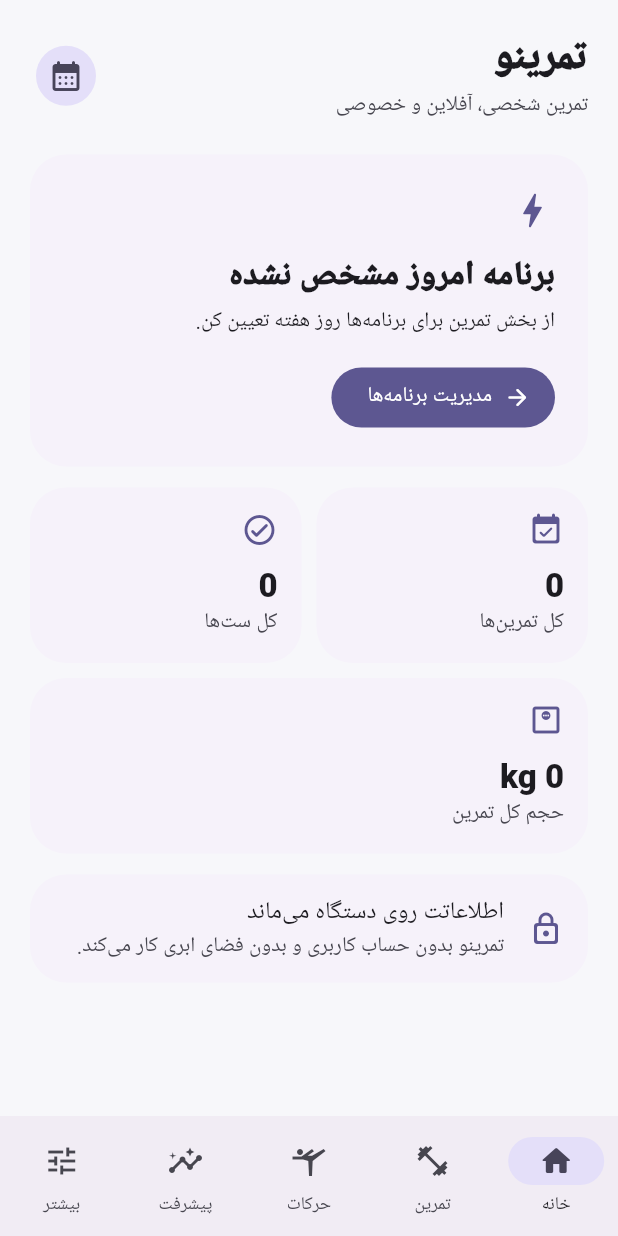
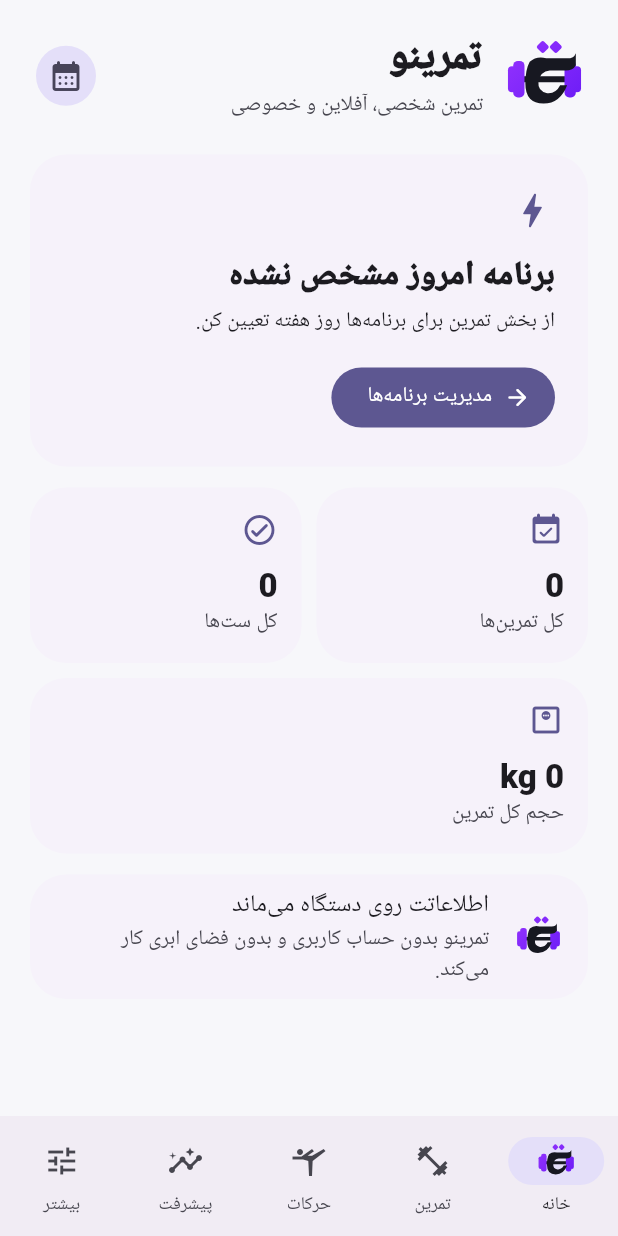
Before and after one commit to sahandse/tamrino, a Flutter app: the screen it shows after launch, on a phone screen of 412 x 824 dp. Run offline on Flutter 3.47's test engine with Material 3 defaults, Android fonts, the phone set to English and light mode, and no system bars; our stand-ins replace file_picker, flutter_local_notifications, flutter_timezone, shared_preferences, sqflite, timezone; accounts and stored records are empty.

Commit message:
feat: apply Tamrino branding and weekly schedule to home

```diff
--- a/lib/features/home/home_screen.dart
+++ b/lib/features/home/home_screen.dart
@@ -1,7 +1,9 @@
 import 'package:flutter/material.dart';
 
 import '../../core/backup/local_backup_service.dart';
+import '../../core/branding/tamrino_logo.dart';
 import '../../core/database/active_session_repository.dart';
+import '../../core/database/advanced_workout_repository.dart';
 import '../../core/database/workout_repository.dart';
 import '../exercises/exercises_screen.dart';
 import '../progress/progress_screen.dart';
@@ -38,7 +40,7 @@ class _HomeScreenState extends State<HomeScreen> {
           selectedIndex: index,
           onDestinationSelected: (value) => setState(() => index = value),
           destinations: const [
-            NavigationDestination(icon: Icon(Icons.home_outlined), selectedIcon: Icon(Icons.home_rounded), label: 'خانه'),
+            NavigationDestination(icon: TamrinoLogo(size: 25), selectedIcon: TamrinoLogo(size: 28), label: 'خانه'),
             NavigationDestination(icon: Icon(Icons.fitness_center_outlined), label: 'تمرین'),
             NavigationDestination(icon: Icon(Icons.sports_gymnastics_outlined), label: 'حرکات'),
             NavigationDestination(icon: Icon(Icons.insights_outlined), label: 'پیشرفت'),
@@ -60,11 +62,12 @@ class _Dashboard extends StatefulWidget {
 
 class _DashboardState extends State<_Dashboard> {
   final repo = WorkoutRepository();
+  final advanced = AdvancedWorkoutRepository();
   final activeRepo = ActiveSessionRepository();
 
   Future<_DashboardData> _load() async {
     final summary = await repo.getProgressSummary();
-    final plans = await repo.getPlansForWeekday(DateTime.now().weekday);
+    final plans = await advanced.getPlansForDate(DateTime.now());
     final recent = await repo.getRecentSessions(limit: 1);
     final active = await activeRepo.getActiveSession();
     return _DashboardData(summary, plans, recent, active);
@@ -118,6 +121,8 @@ class _DashboardState extends State<_Dashboard> {
             padding: const EdgeInsets.all(20),
             children: [
               Row(children: [
+                const TamrinoLogo(size: 58),
+                const SizedBox(width: 12),
                 Expanded(child: Column(crossAxisAlignment: CrossAxisAlignment.start, children: [
                   Text('تمرینو', style: Theme.of(context).textTheme.headlineMedium?.copyWith(fontWeight: FontWeight.w900)),
                   const SizedBox(height: 4),
@@ -136,7 +141,7 @@ class _DashboardState extends State<_Dashboard> {
                     padding: const EdgeInsets.all(20),
                     child: Column(crossAxisAlignment: CrossAxisAlignment.stretch, children: [
                       Row(children: [
-                        Icon(Icons.play_circle_fill_rounded, color: colors.primary),
+                        const TamrinoLogo(size: 38),
                         const SizedBox(width: 10),
                         Expanded(child: Text('جلسه تمرین فعال', style: Theme.of(context).textTheme.titleLarge?.copyWith(fontWeight: FontWeight.w900))),
                       ]),
@@ -162,6 +167,10 @@ class _DashboardState extends State<_Dashboard> {
                     Text(todayPlan == null ? 'برنامه امروز مشخص نشده' : 'تمرین امروز', style: Theme.of(context).textTheme.titleLarge?.copyWith(fontWeight: FontWeight.w900)),
                     const SizedBox(height: 6),
                     Text(todayPlan == null ? 'از بخش تمرین برای برنامه‌ها روز هفته تعیین کن.' : todayPlan['name'] as String),
+                    if (todayPlan?['scheduled_date'] != null) ...[
+                      const SizedBox(height: 6),
+                      Text('برای همین هفته جابه‌جا شده', style: TextStyle(color: colors.primary, fontWeight: FontWeight.w700)),
+                    ],
                     const SizedBox(height: 16),
                     FilledButton.icon(onPressed: widget.onOpenWorkouts, icon: const Icon(Icons.arrow_back_rounded), label: Text(todayPlan == null ? 'مدیریت برنامه‌ها' : 'رفتن به تمرین')),
                   ]),
@@ -180,14 +189,14 @@ class _DashboardState extends State<_Dashboard> {
                 Text('آخرین تمرین', style: Theme.of(context).textTheme.titleMedium?.copyWith(fontWeight: FontWeight.w900)),
                 const SizedBox(height: 8),
                 Card(child: ListTile(
-                  leading: const CircleAvatar(child: Icon(Icons.history_rounded)),
+                  leading: const CircleAvatar(child: TamrinoLogo(size: 24)),
                   title: Text(data!.recent.first['plan_name'] as String? ?? 'تمرین'),
                   subtitle: Text('${data.recent.first['set_count'] ?? 0} ست'),
                 )),
               ],
               const SizedBox(height: 14),
               Card(child: ListTile(
-                leading: Icon(Icons.lock_outline_rounded, color: colors.primary),
+                leading: const TamrinoLogo(size: 34),
                 title: const Text('اطلاعاتت روی دستگاه می‌ماند'),
                 subtitle: const Text('تمرینو بدون حساب کاربری و بدون فضای ابری کار می‌کند.'),
               )),
@@ -262,6 +271,8 @@ class _SettingsPageState extends State<_SettingsPage> {
     return ListView(
       padding: const EdgeInsets.all(20),
       children: [
+        const TamrinoLogo(size: 54, showWordmark: true),
+        const SizedBox(height: 8),
         Text('بیشتر', style: Theme.of(context).textTheme.headlineMedium?.copyWith(fontWeight: FontWeight.w900)),
         const SizedBox(height: 20),
         Card(child: ListTile(
@@ -289,7 +300,7 @@ class _SettingsPageState extends State<_SettingsPage> {
         ])),
         const SizedBox(height: 14),
         const Card(child: ListTile(
-          leading: Icon(Icons.shield_outlined),
+          leading: TamrinoLogo(size: 34),
           title: Text('حریم خصوصی'),
           subtitle: Text('اطلاعات تمرین فقط روی دستگاه ذخیره می‌شود و بکاپ ابری در برنامه وجود ندارد.'),
         )),
```
